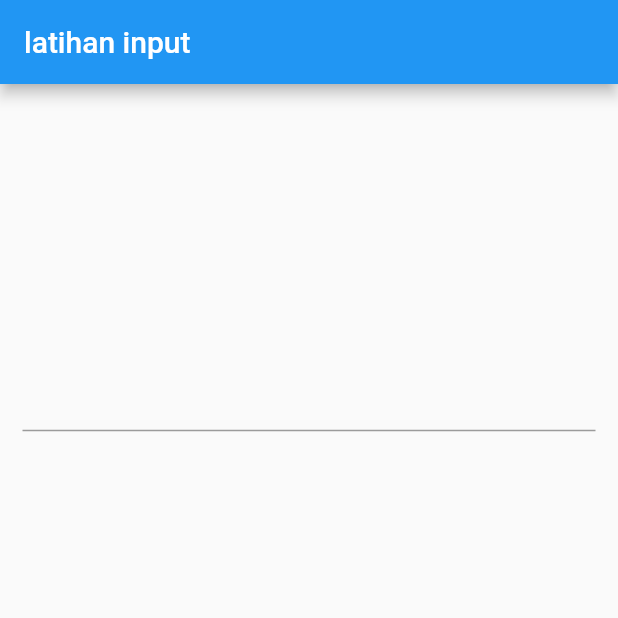
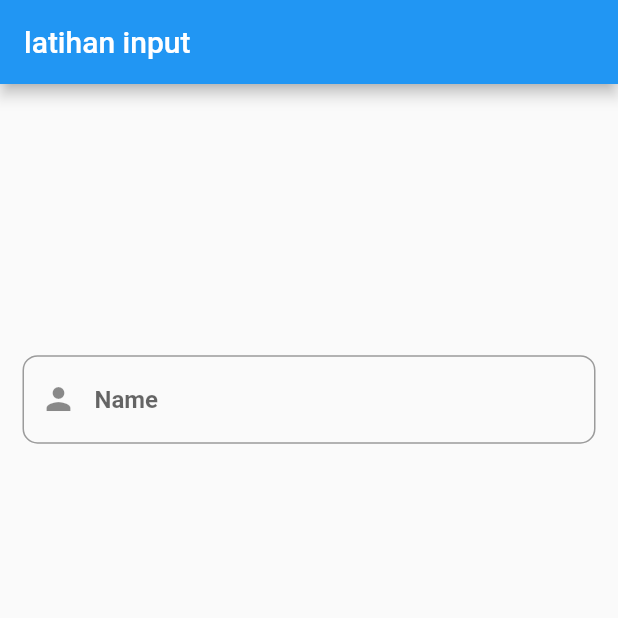
Before and after one commit to farhan1202/belaja_flutter, a Flutter app: the screen it shows after launch, on a phone screen of 412 x 824 dp, the top half of it. Run offline on Flutter 3.47's test engine with Material 2 defaults, Android fonts, the phone set to English and light mode, and no system bars.

Commit message:
TextField (Decoration)

```diff
--- a/lib/main.dart
+++ b/lib/main.dart
@@ -24,6 +24,12 @@ class _MyAppState extends State<MyApp> {
             mainAxisAlignment: MainAxisAlignment.spaceAround,
             children: <Widget>[
               TextField(
+                decoration: InputDecoration(
+                    prefixIcon: Icon(Icons.person),
+                    hintText: "Name ",
+                    hintStyle: TextStyle(fontWeight: FontWeight.w700),
+                    border: OutlineInputBorder(
+                        borderRadius: BorderRadius.circular(10))),
                 onChanged: (value) {
                   setState(() {});
                 },
```
